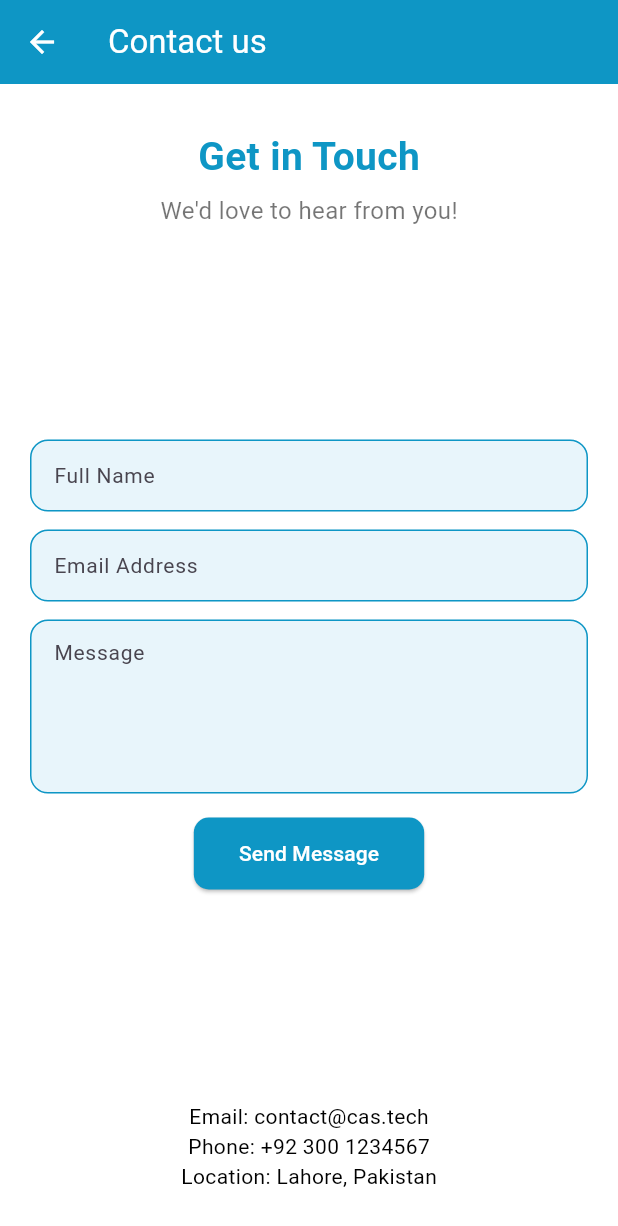
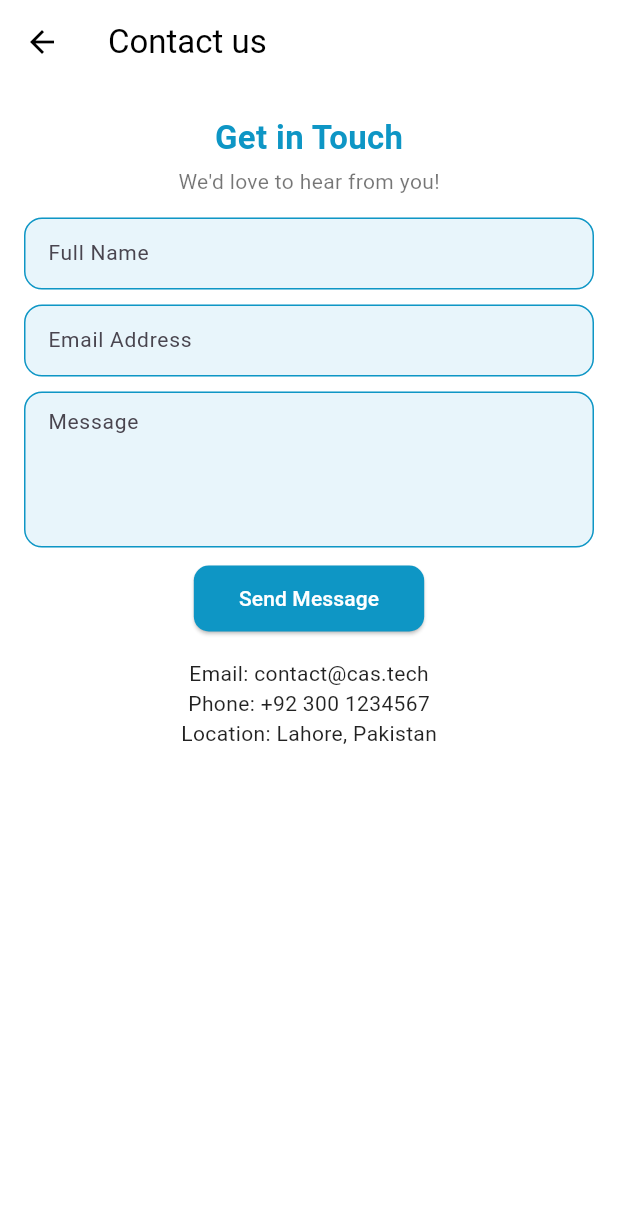
Before and after one commit to Affan1316/CAS-ELMS, a Flutter app: the ElmsLandingPage screen opened directly, after a tap on "Contact Us", on a phone screen of 412 x 824 dp. Shown: the top 1226 px of the screen. Run offline on Flutter 3.47's test engine with Material 3 defaults, Android fonts, the light colour scheme and no system bars; our stand-ins replace animate_do, animated_text_kit, badges, bloc, bounce, clay_containers and 27 more; missing offline and left inert: flutter_foreground_task, responsive_ui_kit, spring, time_config_checker, workmanager; accounts and stored records are empty.

Commit message:
Fasih Code Pulled

```diff
--- a/lib/main.dart
+++ b/lib/main.dart
@@ -31,6 +31,7 @@ import 'package:flutter_cas_app_main/src/features/super_admin_fee_feature/domain
 import 'package:flutter_cas_app_main/src/features/super_admin_fee_feature/domain/usecases/get_groups_names_super_admin_usecase.dart';
 import 'package:flutter_cas_app_main/src/features/super_admin_fee_feature/domain/usecases/get_super_admin_fee_notifications_usecase.dart';
 import 'package:flutter_cas_app_main/src/features/super_admin_fee_feature/presentation/bloc/super_admin_fee_bloc.dart';
+import 'package:flutter_cas_app_main/src/features/time_graph_page/presentation/bloc/time_graph_page_bloc.dart';
 import 'package:flutter_cas_app_main/src/features/time_track_groups_page/presentation/bloc/group_time_tracker_bloc.dart';
 import 'package:responsive_ui_kit/responsive_ui_kit.dart';
 
@@ -119,6 +120,7 @@ class MyApp extends StatelessWidget {
           BlocProvider(create: (context) => FeeAdminBloc()),
           BlocProvider(create: (context) => StudentAttendenceBloc()),
           BlocProvider(create: (context) => GroupTimeTrackerBloc()),
+          BlocProvider(create: (context) => TimeGraphPageBloc()),
         ],
         child: MaterialApp(
           debugShowCheckedModeBanner: false,
--- a/lib/src/features/elms_landing/presentation/pages/contact_us_page.dart
+++ b/lib/src/features/elms_landing/presentation/pages/contact_us_page.dart
@@ -5,87 +5,125 @@ class ContactUsPage extends StatelessWidget {
 
   @override
   Widget build(BuildContext context) {
-    final size = MediaQuery.of(context).size;
-    final isSmall = size.width < 700;
-
     return SafeArea(
       child: Scaffold(
-        appBar: AppBar(title: Text('Contact us'),),
-        body: Container(
-          width: double.infinity,
-          height: size.height,
-          padding: const EdgeInsets.symmetric(horizontal: 20, vertical: 30),
-          child: Column(
-            mainAxisAlignment: MainAxisAlignment.spaceBetween,
-            children: [
-              _buildHeader(),
-              isSmall ? _buildColumnForm() : _buildRowForm(),
-              _buildFooter(),
-            ],
+        backgroundColor: Colors.white,
+        appBar: AppBar(
+          title: const Text(
+            'Contact us',
+            style: TextStyle(color: Colors.black),
           ),
+          backgroundColor: Colors.white,
+          iconTheme: const IconThemeData(color: Colors.black),
+          elevation: 0,
+        ),
+        body: LayoutBuilder(
+          builder: (context, constraints) {
+            final screenWidth = constraints.maxWidth;
+            final isSmallScreen = screenWidth < 700;
+
+            final horizontalPadding = isSmallScreen ? 16.0 : 24.0;
+            final spacing = isSmallScreen ? 10.0 : 14.0;
+            final titleSize = isSmallScreen ? 22.0 : 26.0;
+            final subtitleSize = isSmallScreen ? 14.0 : 16.0;
+            final textFieldFontSize = isSmallScreen ? 14.0 : 15.0;
+            final buttonFontSize = isSmallScreen ? 14.0 : 15.0;
+
+            return SingleChildScrollView(
+              padding: EdgeInsets.symmetric(
+                horizontal: horizontalPadding,
+                vertical: 20,
+              ),
+              child: Column(
+                crossAxisAlignment: CrossAxisAlignment.stretch,
+                children: [
+                  _buildHeader(titleSize, subtitleSize),
+                  SizedBox(height: spacing + 4),
+                  isSmallScreen
+                      ? _buildColumnForm(
+                        spacing,
+                        textFieldFontSize,
+                        buttonFontSize,
+                      )
+                      : _buildRowForm(
+                        spacing,
+                        textFieldFontSize,
+                        buttonFontSize,
+                      ),
+                  SizedBox(height: spacing + 6),
+                  _buildFooter(subtitleSize),
+                ],
+              ),
+            );
+          },
         ),
       ),
     );
   }
 
-  Widget _buildHeader() {
-    return const Column(
+  Widget _buildHeader(double titleSize, double subtitleSize) {
+    return Column(
       crossAxisAlignment: CrossAxisAlignment.center,
       children: [
         Text(
           "Get in Touch",
           style: TextStyle(
-            fontSize: 26,
+            fontSize: titleSize,
             fontWeight: FontWeight.bold,
-            color: Color(0xFF0E96C5),
+            color: const Color(0xFF0E96C5),
           ),
         ),
-        SizedBox(height: 6),
+        const SizedBox(height: 4),
         Text(
           "We'd love to hear from you!",
-          style: TextStyle(
-            fontSize: 16,
-            color: Colors.black54,
-          ),
+          style: TextStyle(fontSize: subtitleSize, color: Colors.black54),
         ),
       ],
     );
   }
 
-  Widget _buildColumnForm() {
+  Widget _buildColumnForm(
+    double spacing,
+    double fontSize,
+    double buttonFontSize,
+  ) {
     return Column(
       children: [
-        _CustomTextField(hint: "Full Name"),
-        const SizedBox(height: 12),
-        _CustomTextField(hint: "Email Address"),
-        const SizedBox(height: 12),
-        _CustomTextField(hint: "Message", maxLines: 4),
-        const SizedBox(height: 16),
-        _SubmitButton(),
+        _CustomTextField(hint: "Full Name", fontSize: fontSize),
+        SizedBox(height: spacing),
+        _CustomTextField(hint: "Email Address", fontSize: fontSize),
+        SizedBox(height: spacing),
+        _CustomTextField(hint: "Message", fontSize: fontSize, maxLines: 4),
+        SizedBox(height: spacing),
+        _SubmitButton(fontSize: buttonFontSize),
       ],
     );
   }
 
-  Widget _buildRowForm() {
+  Widget _buildRowForm(double spacing, double fontSize, double buttonFontSize) {
     return Row(
       crossAxisAlignment: CrossAxisAlignment.start,
       children: [
         Expanded(
           child: Column(
             children: [
-              _CustomTextField(hint: "Full Name"),
-              const SizedBox(height: 12),
-              _CustomTextField(hint: "Email Address"),
+              _CustomTextField(hint: "Full Name", fontSize: fontSize),
+              SizedBox(height: spacing),
+              _CustomTextField(hint: "Email Address", fontSize: fontSize),
             ],
           ),
         ),
-        const SizedBox(width: 20),
+        SizedBox(width: spacing),
         Expanded(
           child: Column(
             children: [
-              _CustomTextField(hint: "Message", maxLines: 5),
-              const SizedBox(height: 16),
-              _SubmitButton(),
+              _CustomTextField(
+                hint: "Message",
+                fontSize: fontSize,
+                maxLines: 5,
+              ),
+              SizedBox(height: spacing),
+              _SubmitButton(fontSize: buttonFontSize),
             ],
           ),
         ),
@@ -93,20 +131,20 @@ class ContactUsPage extends StatelessWidget {
     );
   }
 
-  Widget _buildFooter() {
-    return const Column(
+  Widget _buildFooter(double fontSize) {
+    return Column(
       children: [
         Text(
           "Email: contact@cas.tech",
-          style: TextStyle(fontSize: 14),
+          style: TextStyle(fontSize: fontSize, color: Colors.black87),
         ),
         Text(
           "Phone: +92 300 1234567",
-          style: TextStyle(fontSize: 14),
+          style: TextStyle(fontSize: fontSize, color: Colors.black87),
         ),
         Text(
           "Location: Lahore, Pakistan",
-          style: TextStyle(fontSize: 14),
+          style: TextStyle(fontSize: fontSize, color: Colors.black87),
         ),
       ],
     );
@@ -116,22 +154,28 @@ class ContactUsPage extends StatelessWidget {
 class _CustomTextField extends StatelessWidget {
   final String hint;
   final int maxLines;
+  final double fontSize;
 
   const _CustomTextField({
     required this.hint,
     this.maxLines = 1,
+    this.fontSize = 14,
   });
 
   @override
   Widget build(BuildContext context) {
     return TextField(
       maxLines: maxLines,
+      style: TextStyle(fontSize: fontSize, color: Colors.black),
       decoration: InputDecoration(
         hintText: hint,
-        hintStyle: const TextStyle(fontSize: 14),
+        hintStyle: TextStyle(fontSize: fontSize),
         filled: true,
-        fillColor: Color(0xFFE8F5FB),
-        contentPadding: const EdgeInsets.symmetric(horizontal: 12, vertical: 10),
+        fillColor: const Color(0xFFE8F5FB),
+        contentPadding: const EdgeInsets.symmetric(
+          horizontal: 12,
+          vertical: 10,
+        ),
         border: OutlineInputBorder(
           borderSide: const BorderSide(color: Color(0xFF0E96C5)),
           borderRadius: BorderRadius.circular(12),
@@ -150,20 +194,22 @@ class _CustomTextField extends StatelessWidget {
 }
 
 class _SubmitButton extends StatelessWidget {
+  final double fontSize;
+
+  const _SubmitButton({this.fontSize = 14});
+
   @override
   Widget build(BuildContext context) {
     return ElevatedButton(
-      onPressed: () {
-        // You can add form logic or backend integration here
-      },
+      onPressed: () {},
       style: ElevatedButton.styleFrom(
         backgroundColor: const Color(0xFF0E96C5),
-        padding: const EdgeInsets.symmetric(horizontal: 30, vertical: 14),
+        padding: const EdgeInsets.symmetric(horizontal: 30, vertical: 12),
         shape: RoundedRectangleBorder(borderRadius: BorderRadius.circular(10)),
       ),
-      child: const Text(
+      child: Text(
         "Send Message",
-        style: TextStyle(fontSize: 14, color: Colors.white),
+        style: TextStyle(fontSize: fontSize, color: Colors.white),
       ),
     );
   }
--- a/lib/src/features/elms_landing/presentation/pages/elms_landing_page.dart
+++ b/lib/src/features/elms_landing/presentation/pages/elms_landing_page.dart
@@ -80,6 +80,18 @@ class _ElmsLandingPageState extends State<ElmsLandingPage>
           child: Column(
             mainAxisAlignment: MainAxisAlignment.spaceEvenly,
             children: [
+              Padding(
+                padding: const EdgeInsets.symmetric(vertical: 16.0),
+                child: Text(
+                  "Wanna Know About CAS? Let Start From Here!",
+                  textAlign: TextAlign.center,
+                  style: TextStyle(
+                    fontSize: 22,
+                    fontWeight: FontWeight.bold,
+                    color: Colors.black87,
+                  ),
+                ),
+              ),
               CeoCardWidget(
                 animationController: _animationController,
                 anime: _ceoCardAnimation,
@@ -136,9 +148,6 @@ class _ElmsLandingPageState extends State<ElmsLandingPage>
                             height: height,
                             width: width,
                             ontap: () {
-                              // ScaffoldMessenger.of(
-                              //   context,
-                              // ).showSnackBar(SnackBar(content: Text('data')));
                               Navigator.of(context).push(
                                 MaterialPageRoute(
                                   builder: (context) => CourseCatalog(),
--- a/lib/src/features/elms_landing/presentation/widgets/ceo_card_widget.dart
+++ b/lib/src/features/elms_landing/presentation/widgets/ceo_card_widget.dart
@@ -26,7 +26,8 @@ class CeoCardWidget extends AnimatedWidget {
     return OrientationBuilder(
       builder: (context, orientation) {
         final isPortrait = orientation == Orientation.portrait;
-        var position = isPortrait ? -imageSizeWidth * 0.2 : -imageSizeWidth * 0.05;
+        var position =
+            isPortrait ? -imageSizeWidth * 0.2 : -imageSizeWidth * 0.05;
 
         return FadeTransition(
           opacity: animationController.drive(
@@ -75,6 +76,8 @@ class CeoCardWidget extends AnimatedWidget {
                         // Text Section
                         Expanded(
                           flex: 6,
+                          child: SizedBox(
+                            width: cardWidth * 0.7,
                             child: Column(
                               mainAxisAlignment: MainAxisAlignment.center,
                               crossAxisAlignment: CrossAxisAlignment.start,
@@ -84,7 +87,7 @@ class CeoCardWidget extends AnimatedWidget {
                                     "Noman Ameer Khan",
                                     style: TextStyle(
                                       color: Colors.white,
-                                    fontSize: 20,
+                                      fontSize: 30,
                                       fontWeight: FontWeight.bold,
                                       height: 1.3,
                                     ),
@@ -96,7 +99,7 @@ class CeoCardWidget extends AnimatedWidget {
                                     "CEO - Center for Advanced Solutions",
                                     style: TextStyle(
                                       color: Colors.white.withOpacity(0.9),
-                                    fontSize: 16,
+                                      fontSize: 25,
                                       height: 1.3,
                                     ),
                                   ),
@@ -104,14 +107,16 @@ class CeoCardWidget extends AnimatedWidget {
                                 const SizedBox(height: 8),
                                 FittedBox(
                                   child: Text(
-                                  "Empowering tech learners through innovation driven education",
+                                    "Empowering tech learners through innovation \ndriven education",
                                     style: TextStyle(
                                       color: Colors.white.withOpacity(0.9),
+                                      fontSize: 20,
                                       height: 1.3,
                                     ),
                                   ),
                                 ),
                               ],
+                            ),
                           ),
                         ),
                         const Expanded(flex: 4, child: SizedBox()),
@@ -124,7 +129,7 @@ class CeoCardWidget extends AnimatedWidget {
                     top: position,
                     right: 0,
                     child: Image.asset(
-                      'assets/images/person 1-Photoroom.png',
+                      'assets/images/sir.png',
                       width: imageSizeWidth,
                       height: imageSizeHeight,
                       fit: BoxFit.cover,
```
Also changed, not shown: lib/src/features/elms_landing/presentation/pages/about_cas_page.dart (+20 -16 lines), lib/src/features/elms_landing/presentation/pages/why_choose_cas_page.dart (+31 -18 lines), lib/src/features/student_feature/presentation/pages/student_side_fee_details_screen .dart (+66 -19 lines), lib/src/features/student_feature/presentation/widgets/buildQuickActions.dart (+10 -9 lines), assets/images/sir.png (added). Lines whose indentation alone changed are shown as unchanged.
